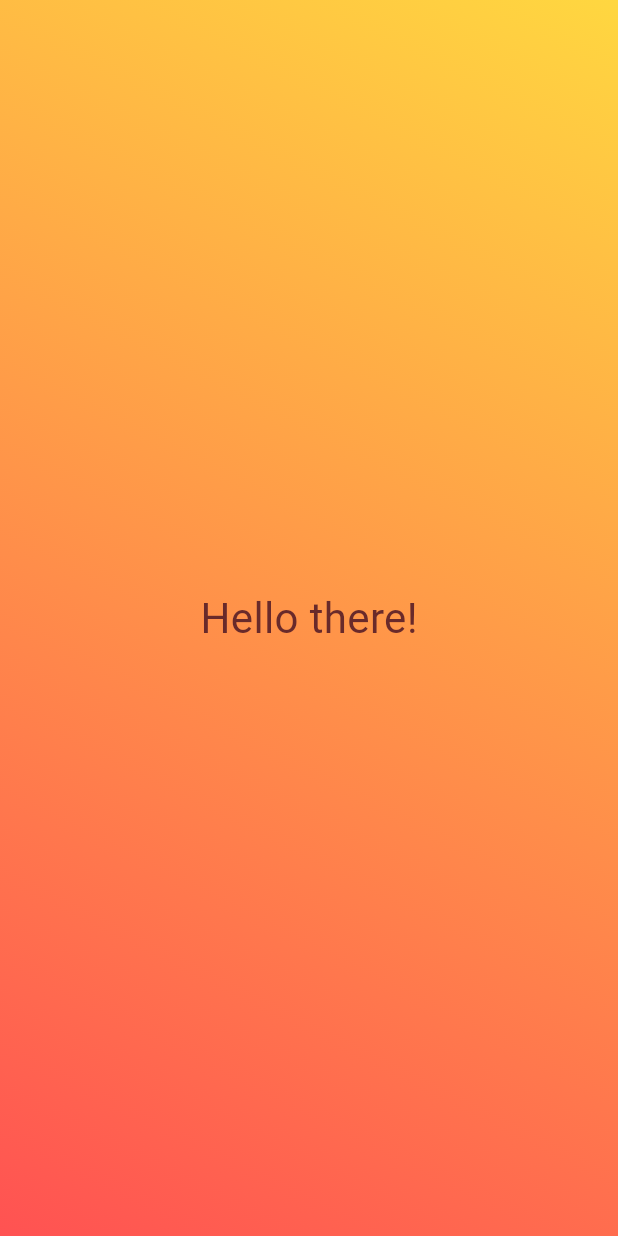
After one commit to Akash-1gif/first_flutter_app, a Flutter app: the screen it shows after launch, on a phone screen of 412 x 824 dp. The commit adds this screen. Run offline on Flutter 3.47's test engine with Material 3 defaults, Android fonts, the phone set to English and light mode, and no system bars.

Commit message:
created a new class for text

```diff
--- /dev/null
+++ b/lib/text_d.dart
@@ -0,0 +1,13 @@
+import 'package:flutter/material.dart';
+
+class SomeTextToDisplay extends StatelessWidget {
+  const SomeTextToDisplay({super.key});
+  @override
+  Widget build(BuildContext context) {
+    return const Center(
+      child: Text('Hello there!',
+          style:
+              TextStyle(fontSize: 28, color: Color.fromARGB(255, 105, 42, 42))),
+    );
+  }
+}
```
Also changed, not shown: lib/gradient_container.dart (+2 -6 lines).
